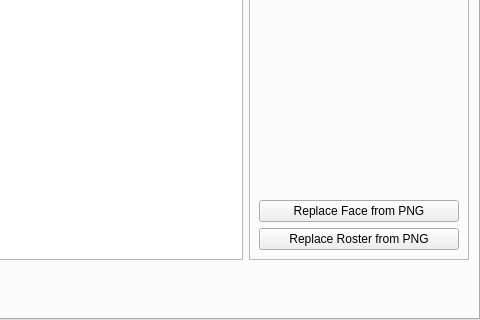
Qt form src/ui/cardview.ui (geneishouko/AA2QtEdit) before a commit; both pictures show x 180 to 660 and y 151 to 471 of the 660 by 471 pixel window.
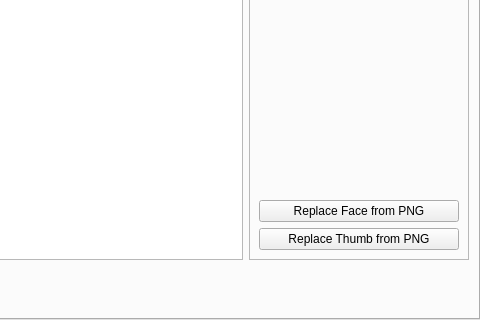
The same form after that commit.

Commit message: implement png face and roster swapping

```diff
--- a/src/ui/cardview.ui
+++ b/src/ui/cardview.ui
@@ -104,7 +104,7 @@
          <item>
           <widget class="QPushButton" name="replaceRosterButton">
            <property name="text">
-            <string>Replace Roster from PNG</string>
+            <string>Replace Thumb from PNG</string>
            </property>
           </widget>
          </item>
```
Left out of the diff: 43 changed lines with no effect on the pictures. The commit also changes 13 other files.
